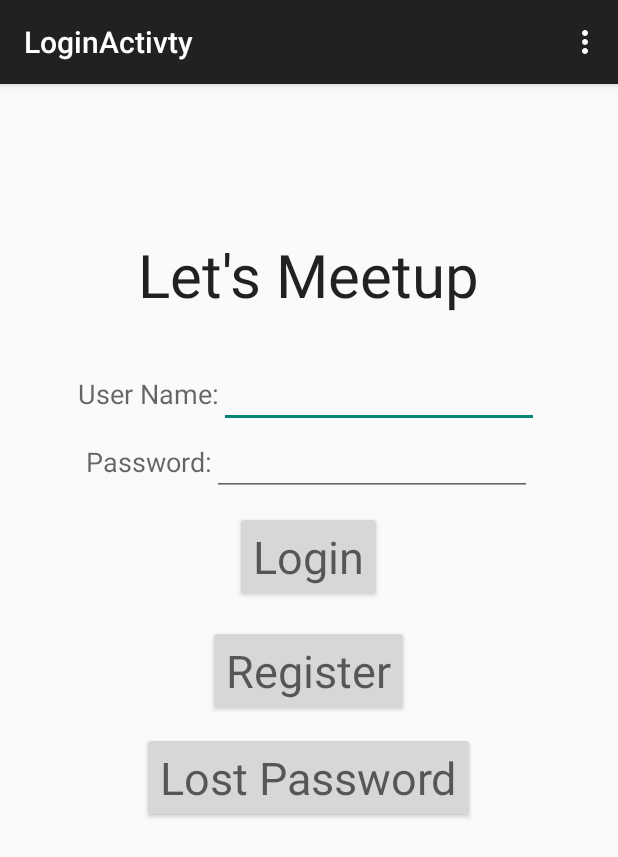
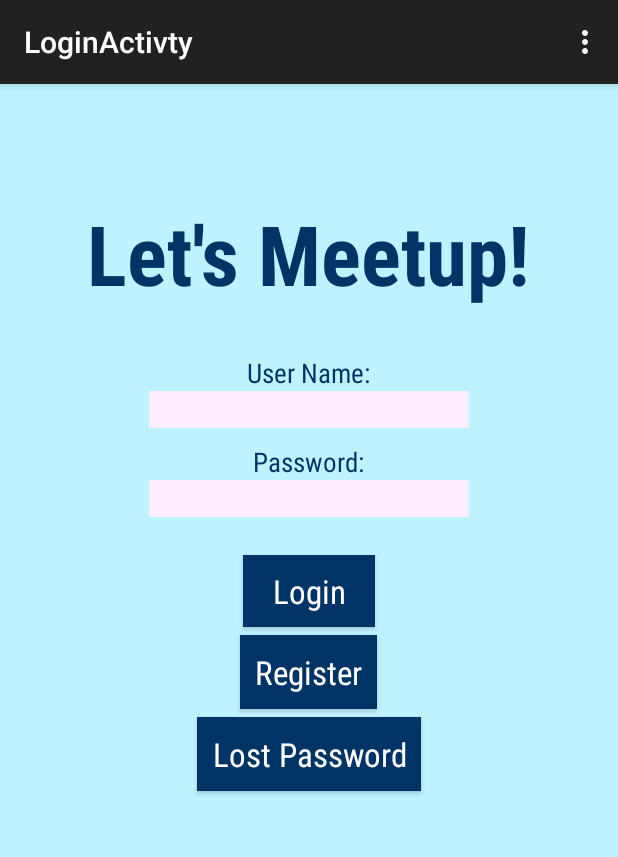
Before and after one commit to amnakhan/letsmeetup, an Android app: the screen it shows after launch (LoginActivty), on a phone screen of 412 x 824 dp. Shown: the top 857 px of the screen. Run offline under Robolectric (Android 15) with nearby library versions, the phone set to English and light mode, and no system bars.

Commit message:
UI login page almost done here is the progress

```diff
--- a/app/build.gradle
+++ b/app/build.gradle
@@ -5,7 +5,7 @@ android {
     buildToolsVersion '20.0.0'
     defaultConfig {
         applicationId 'com.mbembac.letsmeetup'
-        minSdkVersion 9
+        minSdkVersion 16
         targetSdkVersion 15
         versionCode 1
         versionName '1.0'
--- a/app/src/main/res/layout/activity_login_activty.xml
+++ b/app/src/main/res/layout/activity_login_activty.xml
@@ -6,94 +6,120 @@
     android:paddingRight="@dimen/activity_horizontal_margin"
     android:paddingTop="@dimen/activity_vertical_margin"
     android:paddingBottom="@dimen/activity_vertical_margin"
-    tools:context="com.mbembac.letsmeetup.LoginActivty">
-
+    tools:context="com.mbembac.letsmeetup.LoginActivty"
+    android:background="#BDF2FF">
 
     <LinearLayout
-        android:orientation="vertical"
         android:layout_width="fill_parent"
         android:layout_height="fill_parent"
         android:layout_alignParentTop="true"
         android:layout_alignParentLeft="true"
-        android:layout_marginTop="54dp">
+        android:layout_marginTop="30dp"
+        android:weightSum="2"
+        android:orientation="vertical"
+        android:id="@+id/linearLayout2"
+        android:clickable="false">
 
         <TextView
             android:layout_width="wrap_content"
             android:layout_height="wrap_content"
             android:textAppearance="?android:attr/textAppearanceLarge"
             android:text="@string/login_main_title"
+            android:textColor="#003366"
+            android:fontFamily="sans-serif-condensed"
+            android:textStyle="bold"
             android:id="@+id/login_main_title"
-            android:textSize="40sp"
+            android:textSize="55sp"
             android:padding="30sp"
             android:layout_gravity="center_horizontal" />
-
-        <LinearLayout
-            android:orientation="horizontal"
-            android:layout_width="wrap_content"
-            android:layout_height="wrap_content"
-            android:layout_gravity="center">
 
         <TextView
             android:layout_width="wrap_content"
             android:layout_height="wrap_content"
             android:textAppearance="?android:attr/textAppearanceMedium"
             android:text="@string/login_username_label"
-                android:id="@+id/login_username_label" />
+            android:textColor="#003366"
+            android:fontFamily="sans-serif-condensed"
+            android:id="@+id/login_username_label"
+            android:layout_gravity="center_horizontal" />
 
         <EditText
             android:layout_width="wrap_content"
             android:layout_height="wrap_content"
+            android:textColor="#003366"
+            android:textColorHighlight="#FFFFFF"
+            android:fontFamily="sans-serif-condensed"
+            android:background="#FFEEFF"
+            android:layout_gravity="center_horizontal"
             android:id="@+id/login_username"
+            android:layout_marginBottom="10sp"
             android:ems="10"/>
-        </LinearLayout>
 
-        <LinearLayout
-            android:orientation="horizontal"
-            android:layout_width="wrap_content"
-            android:layout_height="wrap_content"
-            android:layout_gravity="center">
 
         <TextView
             android:layout_width="wrap_content"
             android:layout_height="wrap_content"
             android:textAppearance="?android:attr/textAppearanceMedium"
             android:text="@string/login_password_label"
-                android:id="@+id/login_password_label" />
+            android:textColor="#003366"
+            android:fontFamily="sans-serif-condensed"
+            android:id="@+id/login_password_label"
+            android:layout_gravity="center_horizontal" />
+
 
         <EditText
             android:layout_width="wrap_content"
             android:layout_height="wrap_content"
             android:inputType="textPassword"
+            android:textColor="#003366"
+            android:textColorHighlight="#FFFFFF"
+            android:fontFamily="sans-serif-condensed"
+            android:background="#FFEEFF"
+            android:layout_gravity="center_horizontal"
             android:ems="10"
             android:id="@+id/login_password" />
-        </LinearLayout>
 
         <Button
             android:layout_width="wrap_content"
             android:layout_height="wrap_content"
             android:textAppearance="?android:attr/textAppearanceMedium"
             android:text="@string/login_button"
+            android:fontFamily="sans-serif-condensed"
             android:id="@+id/login_button"
-            android:textSize="30sp"
-            android:layout_margin="10dp"
-            android:layout_gravity="center_horizontal" />
+            android:textSize="22sp"
+            android:background="#003366"
+            android:textColor="#FFFFFF"
+            android:layout_marginTop="25dp"
+            android:layout_marginBottom="5dp"
+            android:layout_gravity="center_horizontal"
+            android:clickable="true"/>
         <Button
             android:layout_width="wrap_content"
             android:layout_height="wrap_content"
             android:textAppearance="?android:attr/textAppearanceMedium"
             android:text="@string/register_button"
+            android:fontFamily="sans-serif-condensed"
             android:id="@+id/create_button"
-            android:textSize="30sp"
-            android:layout_margin="5dp"
-            android:layout_gravity="center_horizontal" />
+            android:textSize="22sp"
+            android:layout_margin="0dp"
+            android:background="#003366"
+            android:textColor="#FFFFFF"
+            android:padding="10sp"
+            android:layout_gravity="center_horizontal"
+            android:clickable="true" />
         <Button
             android:layout_width="wrap_content"
             android:layout_height="wrap_content"
             android:textAppearance="?android:attr/textAppearanceMedium"
             android:text="@string/lost_password_button"
+            android:fontFamily="sans-serif-condensed"
             android:id="@+id/lost_password_button"
-            android:textSize="30sp"
+            android:textSize="22sp"
+            android:background="#003366"
+            android:textColor="#FFFFFF"
+            android:padding="10sp"
             android:layout_margin="5dp"
             android:layout_gravity="center_horizontal" />
     </LinearLayout>
+
 </RelativeLayout>
--- a/app/src/main/res/values/strings.xml
+++ b/app/src/main/res/values/strings.xml
@@ -33,8 +33,8 @@
     <string name="lost_password_button">Lost Password</string>
     <string name="register_button">Register</string>
     <string name="login_button">Login</string>
-    <string name="login_password_label">Password:</string>
-    <string name="login_username_label">User Name:</string>
-    <string name="login_main_title">Let\'s Meetup</string>
+    <string name="login_password_label">Password: </string>
+    <string name="login_username_label">User Name: </string>
+    <string name="login_main_title">Let\'s Meetup!</string>
 
 </resources>
--- a/build.gradle
+++ b/build.gradle
@@ -5,7 +5,7 @@ buildscript {
         mavenCentral()
     }
     dependencies {
-        classpath 'com.android.tools.build:gradle:0.11.+'
+        classpath 'com.android.tools.build:gradle:0.12.+'
 
         // NOTE: Do not place your application dependencies here; they belong
         // in the individual module build.gradle files
```
Also changed, not shown: 4 other files. Lines whose indentation alone changed are shown as unchanged.
